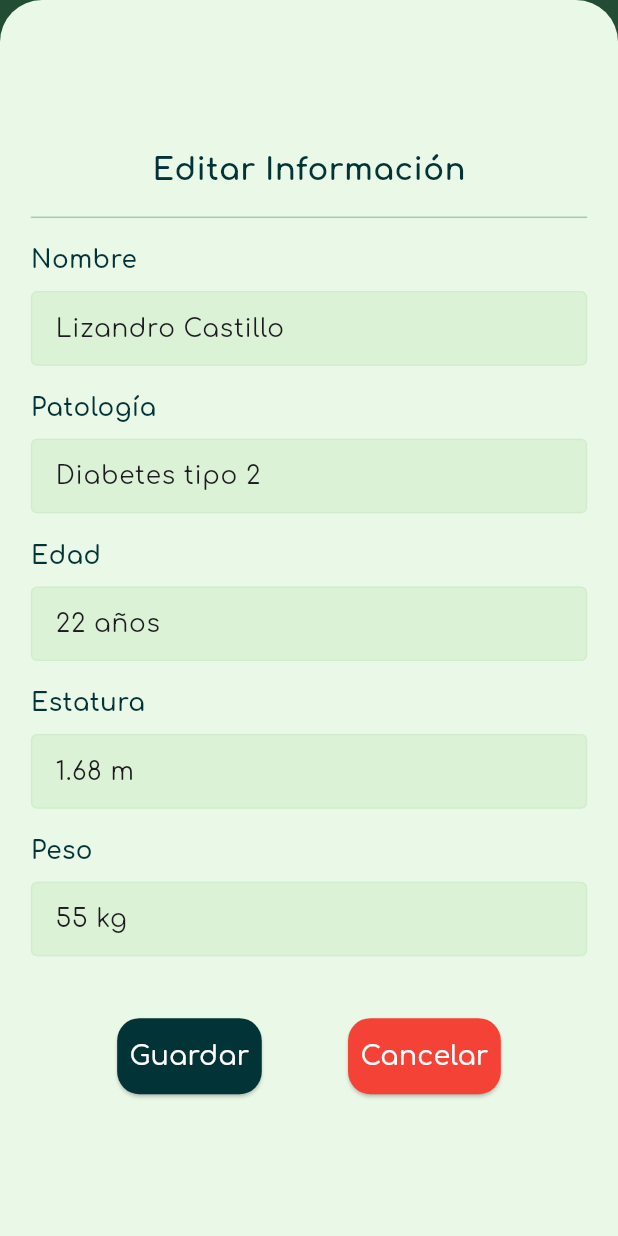
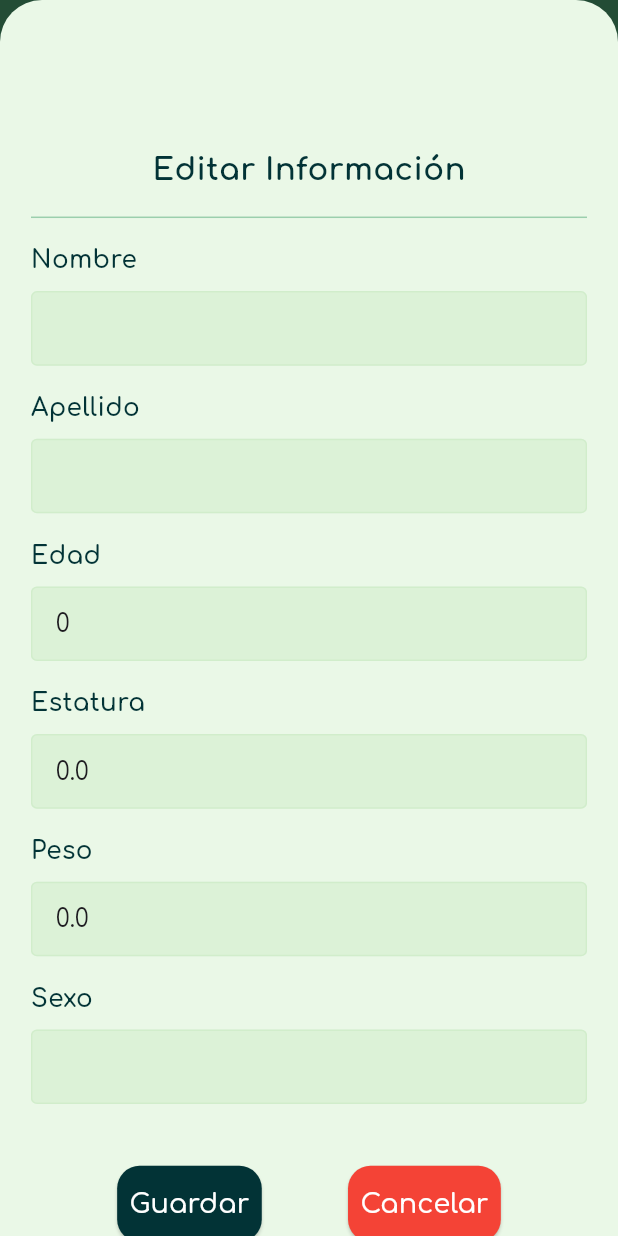
Before and after one commit to lilzandro/app-planes-alimenticios, a Flutter app: the VentanaPerfil screen opened by its route, after a tap on "Editar Perfil", on a phone screen of 412 x 824 dp. Run offline on Flutter 3.47's test engine with Material 3 defaults, Android fonts, the phone set to English and light mode, and no system bars; our stand-ins replace cached_network_image, carousel_slider, cloud_firestore, firebase_auth, firebase_core, percent_indicator and 2 more; accounts and stored records are empty.

Commit message:
Editar perfil mostrar informacion

```diff
--- a/lib/models/registro_usuario_model.dart
+++ b/lib/models/registro_usuario_model.dart
@@ -21,6 +21,31 @@ class RegistroUsuarioModel {
   String? cantidadInsulina;
   String? tipoInsulina;
   String? relacionInsulinaCarbohidratos;
+
+  RegistroUsuarioModel({
+    this.nombre,
+    this.apellido,
+    this.fechaNacimiento,
+    this.edad,
+    this.estatura,
+    this.peso,
+    this.sexo,
+    this.diabetesTipo1 = false,
+    this.diabetesTipo2 = false,
+    this.hipertension = false,
+    this.nivelGlucosa,
+    this.usoInsulina,
+    this.presionArterial,
+    this.observaciones,
+    this.nivelActividad,
+    this.alergiasIntolerancias = const [],
+    this.indiceMasaCorporal,
+    this.tasaMetabolicaBasal,
+    this.caloriasDiarias,
+    this.cantidadInsulina,
+    this.tipoInsulina,
+    this.relacionInsulinaCarbohidratos,
+  });
 }
 
 final registroUsuario = RegistroUsuarioModel(); // Este será el objeto global
--- a/lib/screens/VentanaPerfil/ventana_perfil.dart
+++ b/lib/screens/VentanaPerfil/ventana_perfil.dart
@@ -1,9 +1,12 @@
 import 'package:app_planes/utils/dimensiones_pantalla.dart';
+import 'package:cloud_firestore/cloud_firestore.dart';
 import 'package:flutter/material.dart';
 import 'package:app_planes/widgets/orientacion_responsive.dart';
 import 'package:app_planes/widgets/perfil/editar_informacion_usuario.dart';
 import 'package:app_planes/screens/Login/login_screen.dart';
 import 'package:firebase_auth/firebase_auth.dart';
+import 'package:shared_preferences/shared_preferences.dart';
+import 'package:app_planes/models/registro_usuario_model.dart';
 
 class VentanaPerfil extends StatefulWidget {
   const VentanaPerfil({super.key});
@@ -13,6 +16,72 @@ class VentanaPerfil extends StatefulWidget {
 }
 
 class _VentanaPerfilState extends State<VentanaPerfil> {
+  String? userId;
+  User? user;
+  RegistroUsuarioModel? registroUsuario;
+
+  @override
+  void initState() {
+    super.initState();
+    _loadUserId();
+  }
+
+  Future<void> _loadUserId() async {
+    SharedPreferences prefs = await SharedPreferences.getInstance();
+    setState(() {
+      userId = prefs.getString('userId');
+    });
+
+    if (userId != null) {
+      _fetchUserFromFirebase(userId!);
+    }
+  }
+
+  Future<void> _fetchUserFromFirebase(String userId) async {
+    try {
+      user = FirebaseAuth.instance.currentUser;
+      if (user != null && user!.uid == userId) {
+        DocumentSnapshot userDoc = await FirebaseFirestore.instance
+            .collection('usuarios')
+            .doc(userId)
+            .get();
+        if (userDoc.exists) {
+          setState(() {
+            registroUsuario = RegistroUsuarioModel(
+              nombre: userDoc['nombre'],
+              apellido: userDoc['apellido'],
+              edad: userDoc['edad'],
+              estatura: userDoc['estatura'],
+              peso: userDoc['peso'],
+              sexo: userDoc['sexo'],
+              nivelActividad: userDoc['nivelActividad'],
+            );
+          });
+          // Guardar la información del usuario en SharedPreferences
+          await _saveUserToCache(registroUsuario!);
+          print('Usuario encontrado: ${registroUsuario!.nombre}');
+        } else {
+          print('No se encontró el usuario en Firestore');
+        }
+      } else {
+        print('No se encontró el usuario en Firebase');
+      }
+    } catch (e) {
+      print('Error al buscar el usuario en Firebase: $e');
+    }
+  }
+
+  Future<void> _saveUserToCache(RegistroUsuarioModel user) async {
+    SharedPreferences prefs = await SharedPreferences.getInstance();
+    await prefs.setString('nombre', user.nombre ?? '');
+    await prefs.setString('apellido', user.apellido ?? '');
+    await prefs.setInt('edad', user.edad ?? 0);
+    await prefs.setDouble('estatura', user.estatura ?? 0.0);
+    await prefs.setDouble('peso', user.peso ?? 0.0);
+    await prefs.setString('sexo', user.sexo ?? '');
+    await prefs.setString('nivelActividad', user.nivelActividad ?? '');
+  }
+
   @override
   Widget build(BuildContext context) {
     return ResponsiveContainer(
@@ -80,15 +149,21 @@ class _VentanaPerfilState extends State<VentanaPerfil> {
         crossAxisAlignment: CrossAxisAlignment.start,
         children: [
           _buildProfileText(
-              'Lizandro Castillo', DimensionesDePantalla.pantallaSize * 0.02),
-          _buildProfileText('Patología: Diabetes tipo 2',
+              '${registroUsuario?.nombre ?? 'Nombre no disponible'} ${registroUsuario?.apellido ?? ''}',
+              DimensionesDePantalla.pantallaSize * 0.02),
+          _buildProfileText('Edad: ${registroUsuario?.edad ?? 'No disponible'}',
               DimensionesDePantalla.pantallaSize * 0.015),
           _buildProfileText(
-              'Edad: 22 años', DimensionesDePantalla.pantallaSize * 0.015),
+              'Estatura: ${registroUsuario?.estatura ?? 'No disponible'} m',
+              DimensionesDePantalla.pantallaSize * 0.015),
           _buildProfileText(
-              'Estatura: 1.68 m', DimensionesDePantalla.pantallaSize * 0.015),
+              'Peso: ${registroUsuario?.peso ?? 'No disponible'} kg',
+              DimensionesDePantalla.pantallaSize * 0.015),
+          _buildProfileText('Sexo: ${registroUsuario?.sexo ?? 'No disponible'}',
+              DimensionesDePantalla.pantallaSize * 0.015),
           _buildProfileText(
-              'Peso: 55 kg', DimensionesDePantalla.pantallaSize * 0.015),
+              'Nivel de actividad: ${registroUsuario?.nivelActividad ?? 'No disponible'}',
+              DimensionesDePantalla.pantallaSize * 0.015),
         ],
       ),
     );
@@ -121,7 +196,9 @@ class _VentanaPerfilState extends State<VentanaPerfil> {
           _progreso(),
           SizedBox(height: DimensionesDePantalla.pantallaSize * 0.08),
           _buildActionButton("Editar Perfil", () {
-            EditarInformacionUsuario.mostrar(context);
+            if (registroUsuario != null) {
+              EditarInformacionUsuario.mostrar(context, registroUsuario!);
+            }
           }),
           SizedBox(height: DimensionesDePantalla.pantallaSize * 0.02),
           _buildActionButton("Cerrar Sesión", () {
--- a/lib/screens/home.dart
+++ b/lib/screens/home.dart
@@ -30,6 +30,8 @@ class _InicioState extends State<Inicio> {
       ),
       const VentanaPerfil(),
     ];
+
+    print('UID: ${widget.planAlimenticio}');
   }
 
   Future<void> _loadPlanAlimenticio() async {
--- a/lib/widgets/inicio/Ventanainicio/planAlimenticio.dart
+++ b/lib/widgets/inicio/Ventanainicio/planAlimenticio.dart
@@ -14,8 +14,6 @@ Widget buildPlanAlimenticio(
   userId,
   DateTime selectedDate, // nuevo parámetro para el día a mostrar
 ) {
-  print('Plan alimenticio recibido: $planAlimenticio');
-  print(selectedDate);
   return Container(
     padding: const EdgeInsets.all(16),
     decoration: const BoxDecoration(
--- a/lib/widgets/perfil/editar_informacion_usuario.dart
+++ b/lib/widgets/perfil/editar_informacion_usuario.dart
@@ -1,19 +1,23 @@
+import 'package:app_planes/models/registro_usuario_model.dart';
 import 'package:app_planes/utils/linea.dart';
 import 'package:flutter/material.dart';
 import 'package:app_planes/utils/dimensiones_pantalla.dart';
 
 class EditarInformacionUsuario extends StatelessWidget {
-  const EditarInformacionUsuario({super.key});
+  final RegistroUsuarioModel registroUsuario;
 
-  static void mostrar(BuildContext context) {
+  const EditarInformacionUsuario({super.key, required this.registroUsuario});
+
+  static void mostrar(
+      BuildContext context, RegistroUsuarioModel registroUsuario) {
     showModalBottomSheet(
       context: context,
       isScrollControlled: true,
       enableDrag: false,
       backgroundColor: const Color(0xFFEAF8E7),
-      builder: (context) => const FractionallySizedBox(
+      builder: (context) => FractionallySizedBox(
         heightFactor: 1.0,
-        child: EditarInformacionUsuario(),
+        child: EditarInformacionUsuario(registroUsuario: registroUsuario),
       ),
     );
   }
@@ -27,6 +31,7 @@ class EditarInformacionUsuario extends StatelessWidget {
         top: DimensionesDePantalla.pantallaSize * 0.02,
         bottom: MediaQuery.of(context).viewInsets.bottom,
       ),
+      child: SingleChildScrollView(
         child: Column(
           mainAxisSize: MainAxisSize.min,
           children: [
@@ -43,11 +48,13 @@ class EditarInformacionUsuario extends StatelessWidget {
             SizedBox(height: DimensionesDePantalla.pantallaSize * 0.02),
             linea(1.0, 1.0),
             SizedBox(height: DimensionesDePantalla.pantallaSize * 0.02),
-          _buildTextField('Nombre', 'Lizandro Castillo'),
-          _buildTextField('Patología', 'Diabetes tipo 2'),
-          _buildTextField('Edad', '22 años'),
-          _buildTextField('Estatura', '1.68 m'),
-          _buildTextField('Peso', '55 kg'),
+            _buildTextField('Nombre', registroUsuario.nombre ?? ''),
+            _buildTextField('Apellido', registroUsuario.apellido ?? ''),
+            _buildTextField('Edad', registroUsuario.edad?.toString() ?? ''),
+            _buildTextField(
+                'Estatura', registroUsuario.estatura?.toString() ?? ''),
+            _buildTextField('Peso', registroUsuario.peso?.toString() ?? ''),
+            _buildTextField('Sexo', registroUsuario.sexo ?? ''),
             SizedBox(height: DimensionesDePantalla.pantallaSize * 0.03),
             Row(
               mainAxisAlignment: MainAxisAlignment.spaceEvenly,
@@ -105,6 +112,7 @@ class EditarInformacionUsuario extends StatelessWidget {
             SizedBox(height: DimensionesDePantalla.pantallaSize * 0.02),
           ],
         ),
+      ),
     );
   }
 
```
Lines whose indentation alone changed are shown as unchanged.
